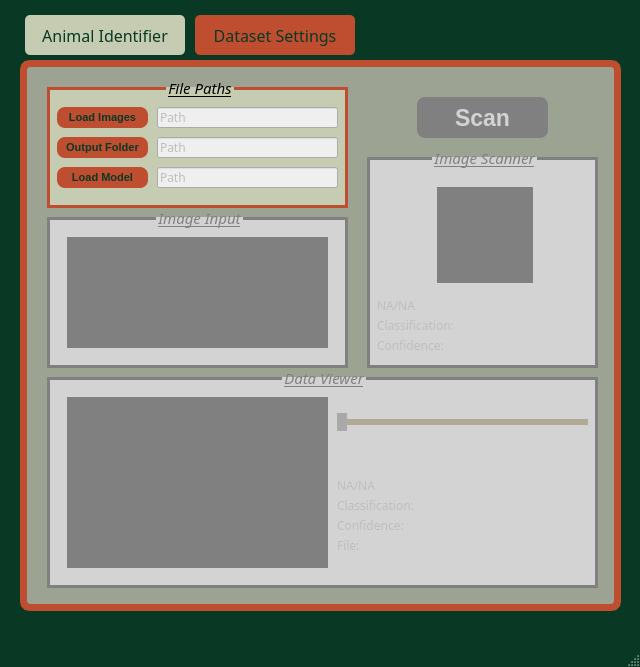
First picture: the form in projectUI_1.2.ui, repository Nifrinion/ML_Animal_Identifier, before the edit.
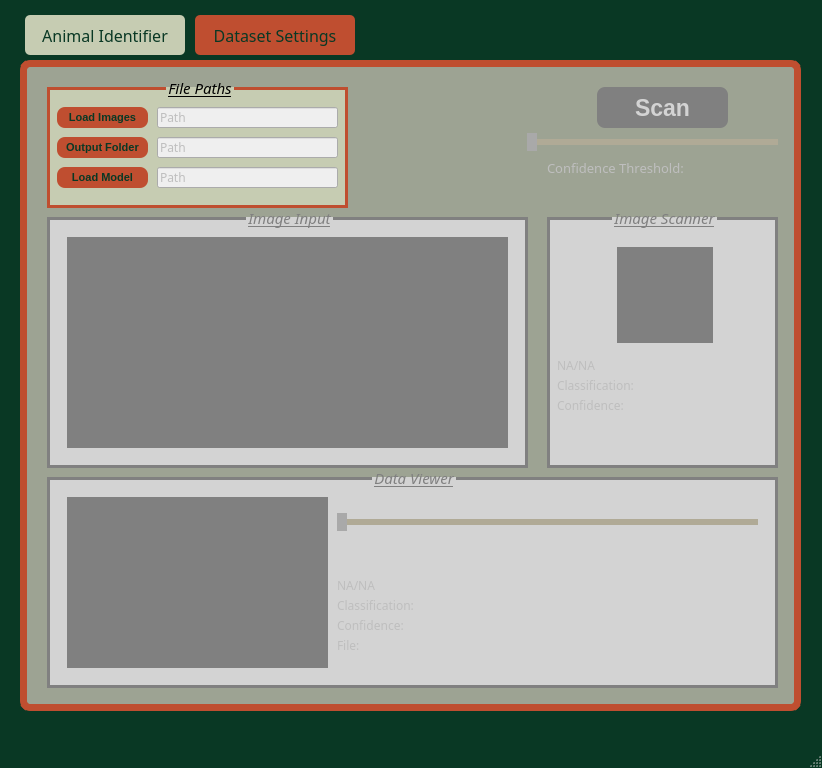
Second picture: the form after the edit.

Patch:
```diff
--- a/projectUI_1.2.ui
+++ b/projectUI_1.2.ui
@@ -6,14 +6,14 @@
    <rect>
     <x>0</x>
     <y>0</y>
-    <width>640</width>
-    <height>667</height>
+    <width>822</width>
+    <height>768</height>
    </rect>
   </property>
   <property name="maximumSize">
    <size>
-    <width>1000</width>
-    <height>1000</height>
+    <width>822</width>
+    <height>768</height>
    </size>
   </property>
   <property name="palette">
@@ -149,12 +149,15 @@
     </palette>
    </property>
    <widget class="QTabWidget" name="tabWidget">
+    <property name="enabled">
+     <bool>true</bool>
+    </property>
     <property name="geometry">
      <rect>
       <x>20</x>
       <y>10</y>
-      <width>601</width>
-      <height>601</height>
+      <width>781</width>
+      <height>701</height>
      </rect>
     </property>
     <property name="palette">
@@ -580,8 +583,8 @@
       </property>
       <property name="geometry">
        <rect>
-        <x>390</x>
-        <y>30</y>
+        <x>570</x>
+        <y>20</y>
         <width>131</width>
         <height>41</height>
        </rect>
@@ -802,8 +805,8 @@
       <property name="geometry">
        <rect>
         <x>10</x>
-        <y>300</y>
-        <width>571</width>
+        <y>400</y>
+        <width>751</width>
         <height>231</height>
        </rect>
       </property>
@@ -976,7 +979,7 @@
         <rect>
          <x>300</x>
          <y>170</y>
-         <width>261</width>
+         <width>431</width>
          <height>16</height>
         </rect>
        </property>
@@ -1033,7 +1036,7 @@
         <rect>
          <x>300</x>
          <y>30</y>
-         <width>251</width>
+         <width>421</width>
          <height>51</height>
         </rect>
        </property>
@@ -1817,10 +1820,10 @@
       </property>
       <property name="geometry">
        <rect>
-        <x>330</x>
-        <y>80</y>
+        <x>510</x>
+        <y>140</y>
         <width>251</width>
-        <height>231</height>
+        <height>271</height>
        </rect>
       </property>
       <property name="font">
@@ -1943,8 +1946,8 @@
        <rect>
         <x>10</x>
         <y>140</y>
-        <width>321</width>
-        <height>171</height>
+        <width>501</width>
+        <height>271</height>
        </rect>
       </property>
       <property name="font">
@@ -1981,8 +1984,8 @@
         <rect>
          <x>30</x>
          <y>30</y>
-         <width>261</width>
-         <height>111</height>
+         <width>441</width>
+         <height>211</height>
         </rect>
        </property>
        <property name="palette">
@@ -2093,6 +2096,91 @@
        </property>
       </widget>
      </widget>
+     <widget class="QSlider" name="confidenceSlider">
+      <property name="enabled">
+       <bool>false</bool>
+      </property>
+      <property name="geometry">
+       <rect>
+        <x>500</x>
+        <y>50</y>
+        <width>251</width>
+        <height>51</height>
+       </rect>
+      </property>
+      <property name="styleSheet">
+       <string notr="true">QAbstractSlider {
+    background-color: none; /* Background color */
+    border: 0px solid #CCCCCC; /* Border color */
+    border-radius: 5px; /* Border radius */
+	height: 20px;
+}
+
+QAbstractSlider::groove {
+    background-color: #b0aa96; /* Groove color */
+	height: 6px;
+}
+
+QAbstractSlider::groove:disabled {
+    background-color: #gray; /* Groove color */
+}
+
+QAbstractSlider::handle {
+    background-color: #bf4e30; /* Handle color */
+    border: 0px solid #005F7F; /* Handle border color */
+    width: 10px; /* Handle width */
+    margin: -6px 0; /* Handle margin to center vertically */
+    border-radius: 15px; /* Handle border radius */
+}
+QAbstractSlider::handle:disabled {
+    background-color: darkgray;
+
+}
+QAbstractSlider::handle:hover {
+    background-color: #0096FF; /* Handle color on hover */
+}
+
+
+</string>
+      </property>
+      <property name="minimum">
+       <number>0</number>
+      </property>
+      <property name="maximum">
+       <number>100</number>
+      </property>
+      <property name="pageStep">
+       <number>13</number>
+      </property>
+      <property name="orientation">
+       <enum>Qt::Horizontal</enum>
+      </property>
+      <property name="invertedAppearance">
+       <bool>false</bool>
+      </property>
+     </widget>
+     <widget class="QLabel" name="confidenceLabel">
+      <property name="enabled">
+       <bool>false</bool>
+      </property>
+      <property name="geometry">
+       <rect>
+        <x>520</x>
+        <y>80</y>
+        <width>211</width>
+        <height>41</height>
+       </rect>
+      </property>
+      <property name="font">
+       <font>
+        <family>Segoe UI Black</family>
+        <pointsize>10</pointsize>
+       </font>
+      </property>
+      <property name="text">
+       <string>Confidence Threshold:</string>
+      </property>
+     </widget>
     </widget>
     <widget class="QWidget" name="tab_2">
      <attribute name="title">
```
Left out of the diff: 23 changed lines with no effect on the pictures.
